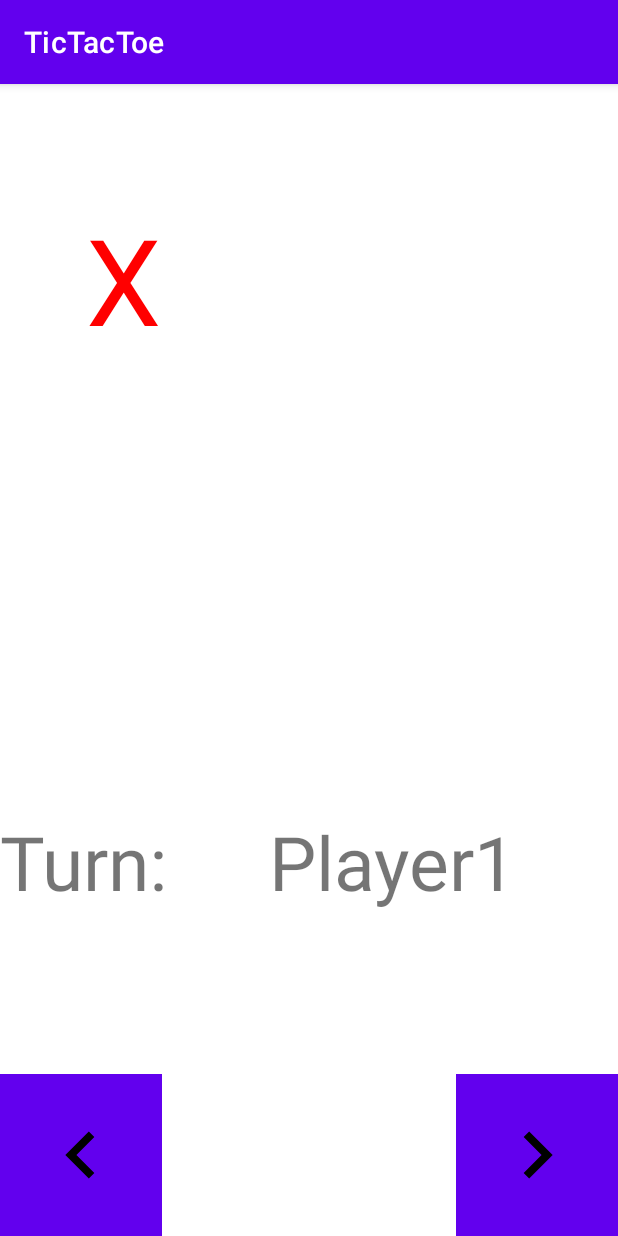
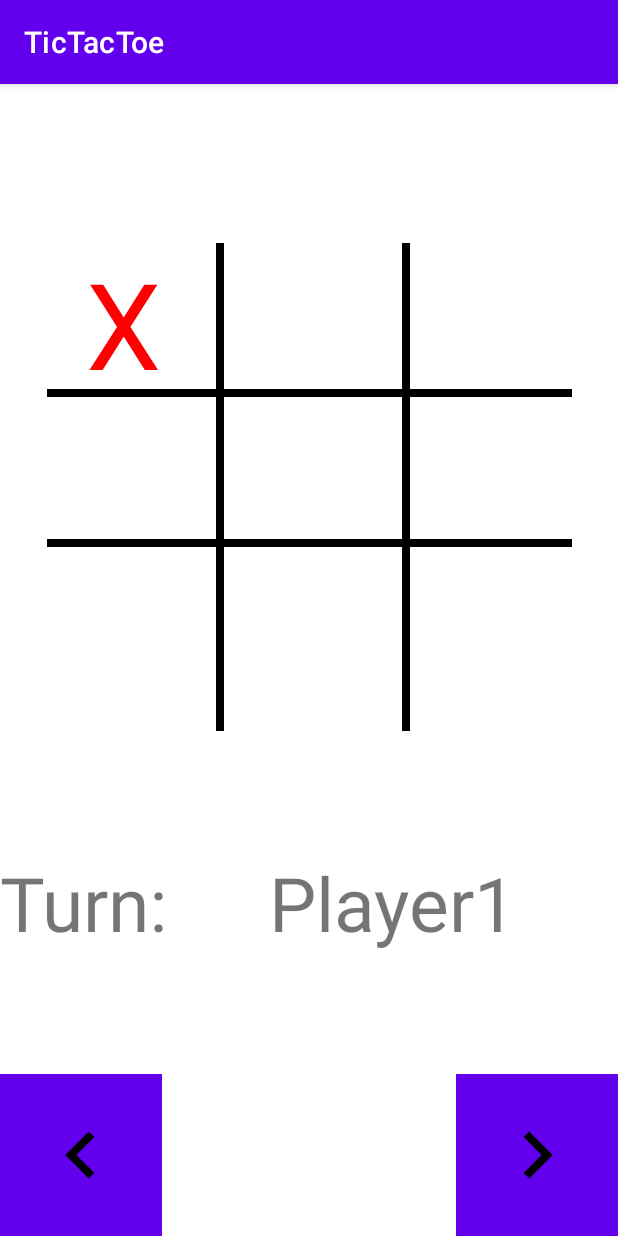
Before and after one commit to ihusnjak/AtosPraksa-FinalProject, an Android app: the MatchDetailsActivity screen opened directly, with no data from a screen before it, on a phone screen of 412 x 824 dp. Run offline under Robolectric (Android 15) with nearby library versions, the phone set to English and light mode, and no system bars; 3 statements that could not run were skipped.

```diff
--- a/TicTacToe/app/src/main/AndroidManifest.xml
+++ b/TicTacToe/app/src/main/AndroidManifest.xml
@@ -2,7 +2,10 @@
 <manifest xmlns:android="http://schemas.android.com/apk/res/android"
     package="hr.atos.praksa.tictactoe">
 
+    <uses-permission android:name="android.permission.INTERNET"/>
+
     <application
+        android:usesCleartextTraffic="true"
         android:allowBackup="true"
         android:icon="@mipmap/ic_launcher"
         android:label="@string/app_name"
--- a/TicTacToe/app/src/main/res/layout/activity_match_details.xml
+++ b/TicTacToe/app/src/main/res/layout/activity_match_details.xml
@@ -17,6 +17,12 @@
         android:orientation="horizontal"
         app:layout_constraintGuide_percent="0.1"/>
 
+    <androidx.constraintlayout.widget.Guideline
+        android:id="@+id/guide_bot_edge"
+        android:layout_width="wrap_content"
+        android:layout_height="wrap_content"
+        android:orientation="horizontal"
+        app:layout_constraintGuide_percent="0.6"/>
 
 
 
@@ -27,8 +33,42 @@
         android:layout_height="wrap_content"
         app:layout_constraintLeft_toLeftOf="parent"
         app:layout_constraintRight_toRightOf="parent"
-        app:layout_constraintTop_toTopOf="@id/guide_top_edge">
+        app:layout_constraintTop_toTopOf="@id/guide_top_edge"
+        app:layout_constraintBottom_toBottomOf="@id/guide_bot_edge">
 
+        <View
+            android:layout_width="5dp"
+            android:layout_height="350dp"
+            android:background="@color/black"
+            app:layout_constraintTop_toTopOf="parent"
+            app:layout_constraintLeft_toLeftOf="@id/guide_left_center"
+            app:layout_constraintBottom_toBottomOf="@id/tv_field7"/>
+
+        <View
+            android:layout_width="5dp"
+            android:layout_height="350dp"
+            android:background="@color/black"
+            app:layout_constraintTop_toTopOf="parent"
+            app:layout_constraintLeft_toLeftOf="@id/guide_right_center"
+            app:layout_constraintBottom_toBottomOf="@id/tv_field7"/>
+
+        <View
+            android:layout_width="350dp"
+            android:layout_height="5dp"
+            android:background="@color/black"
+            app:layout_constraintLeft_toLeftOf="@id/guide_left_edge"
+            app:layout_constraintRight_toRightOf="@id/guide_right_edge"
+            app:layout_constraintTop_toBottomOf="@id/tv_field1"
+            app:layout_constraintBottom_toTopOf="@id/tv_field4"/>
+
+        <View
+            android:layout_width="350dp"
+            android:layout_height="5dp"
+            android:background="@color/black"
+            app:layout_constraintLeft_toLeftOf="@id/guide_left_edge"
+            app:layout_constraintRight_toRightOf="@id/guide_right_edge"
+            app:layout_constraintTop_toBottomOf="@id/tv_field4"
+            app:layout_constraintBottom_toTopOf="@id/tv_field7"/>
 
         <androidx.constraintlayout.widget.Guideline
             android:id="@+id/guide_left_edge"
```
Also changed, not shown: TicTacToe/app/build.gradle (+7 -0 lines), TicTacToe/app/src/main/java/hr/atos/praksa/tictactoe/MatchHistoryActivity.java (+22 -28 lines), TicTacToe/app/src/main/java/hr/atos/praksa/tictactoe/MatchesApi.java (added, +13 -0 lines), TicTacToe/app/src/main/java/hr/atos/praksa/tictactoe/RetrofitInstance.java (added, +75 -0 lines), TicTacToe/app/src/main/java/hr/atos/praksa/tictactoe/listeners/UiListener.java (added, +9 -0 lines).
